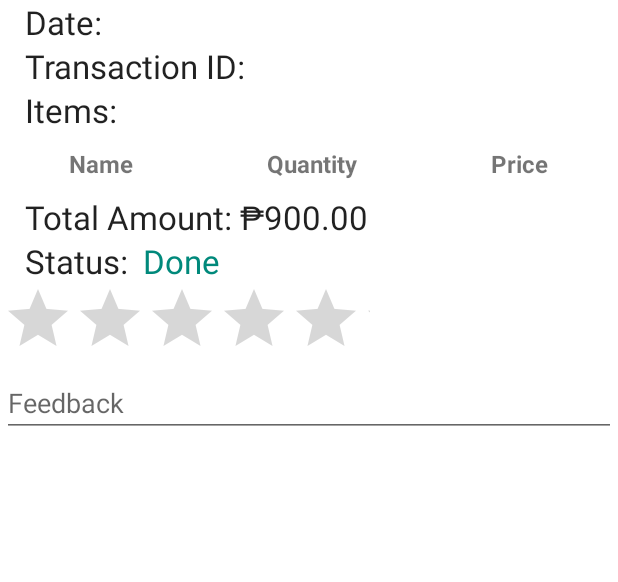
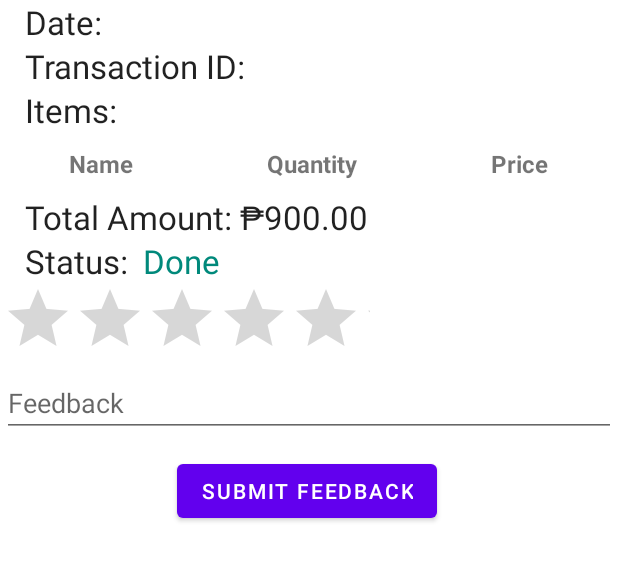
Before and after one commit to jSunpayco/MOBDEVE_S16_Group22_MP, an Android app: the OverviewItemActivity screen opened directly, with no data from a screen before it, on a phone screen of 412 x 824 dp, the part 254-836 px from its top. Run offline under Robolectric (Android 15) with nearby library versions, the phone set to English and light mode, and no system bars; our stand-ins replace Firebase (no records; nobody signed in at launch, a user with empty details on screens opened directly).

Commit message:
Created Feedback changing the status to done as an indicator for our application.

```diff
--- a/app/src/main/java/com/mobdeve/s16/group22/medelivery/OverviewItemActivity.java
+++ b/app/src/main/java/com/mobdeve/s16/group22/medelivery/OverviewItemActivity.java
@@ -6,6 +6,7 @@ import android.util.Log;
 import android.view.LayoutInflater;
 import android.view.View;
 import android.view.ViewGroup;
+import android.widget.Button;
 import android.widget.TextView;
 import android.widget.Toast;
 
@@ -31,14 +32,20 @@ import com.google.firebase.firestore.QuerySnapshot;
 
 import org.jetbrains.annotations.NotNull;
 
+import java.util.HashMap;
+import java.util.Map;
+
 public class OverviewItemActivity extends AppCompatActivity {
     private TextView dateTv,totalAmountTv,statusTv,idTV;
+    private TextView feedBackTV;
+    private Button submitBtn;
     private RecyclerView recyclerView;
     private FirebaseFirestore firebaseFirestore;
     private FirebaseUser user;
     private FirestoreRecyclerAdapter adapter;
     private DocumentReference overviewItemReference;
     private String id;
+    private String totalAmount;
     @Override
     protected void onCreate(Bundle savedInstanceState) {
 
@@ -51,6 +58,8 @@ public class OverviewItemActivity extends AppCompatActivity {
         this.totalAmountTv = findViewById(R.id.totalAmountTv);
         this.statusTv = findViewById(R.id.statusTv);
         this.idTV = findViewById(R.id.idTV);
+        this.feedBackTV = findViewById(R.id.feedbackEt);
+        this.submitBtn = findViewById(R.id.submitBtn);
 
         this.firebaseFirestore = FirebaseFirestore.getInstance();
         this.user = FirebaseAuth.getInstance().getCurrentUser();
@@ -77,7 +86,8 @@ public class OverviewItemActivity extends AppCompatActivity {
                     dateTv.setText(value.getString("date"));
                     statusTv.setText(value.getString("status"));
                     idTV.setText(value.getString("transactionID"));
-                    totalAmountTv.setText("Total Amount: ₱" + value.getString("totalAmount"));
+                    totalAmount =  value.getString("totalAmount");
+                    totalAmountTv.setText("Total Amount: ₱" + totalAmount);
                 } else {
                     Toast.makeText(OverviewItemActivity.this,"Current data: null",
                             Toast.LENGTH_SHORT).show();
@@ -108,6 +118,26 @@ public class OverviewItemActivity extends AppCompatActivity {
         this.recyclerView.setLayoutManager(mLayoutManager);
         this.recyclerView.setAdapter(this.adapter);
         this.adapter.notifyDataSetChanged();
+        this.submitBtn.setOnClickListener(new View.OnClickListener() {
+            @Override
+            public void onClick(View v) {
+                String Feedback = feedBackTV.getText().toString();
+                String date = dateTv.getText().toString();
+                String status = statusTv.getText().toString();
+                String tAmount = totalAmount;
+                String currentId = idTV.getText().toString();
+
+                Map<String,Object> feedback = new HashMap<>();
+                feedback.put("feedback",Feedback);
+                feedback.put("date",date);
+                feedback.put("status","Done");
+                feedback.put("totalAmount",tAmount);
+                feedback.put("transactionID",currentId);
+
+                documentReference.set(feedback);
+                Toast.makeText(OverviewItemActivity.this, "Submitted Feedback", Toast.LENGTH_SHORT).show();
+            }
+        });
     }
 
     @Override
--- a/app/src/main/res/layout/activity_transactions.xml
+++ b/app/src/main/res/layout/activity_transactions.xml
@@ -6,6 +6,7 @@
     android:layout_height="match_parent">
 
     <LinearLayout
+        android:id="@+id/linearLayout2"
         android:layout_width="409dp"
         android:layout_height="wrap_content"
         android:layout_marginStart="1dp"
@@ -180,4 +181,14 @@
 
     </LinearLayout>
 
+    <Button
+        android:id="@+id/submitBtn"
+        android:layout_width="wrap_content"
+        android:layout_height="wrap_content"
+        android:layout_marginStart="118dp"
+        android:layout_marginTop="12dp"
+        android:text="Submit Feedback"
+        app:layout_constraintStart_toStartOf="parent"
+        app:layout_constraintTop_toBottomOf="@+id/linearLayout2" />
+
 </androidx.constraintlayout.widget.ConstraintLayout>
```
